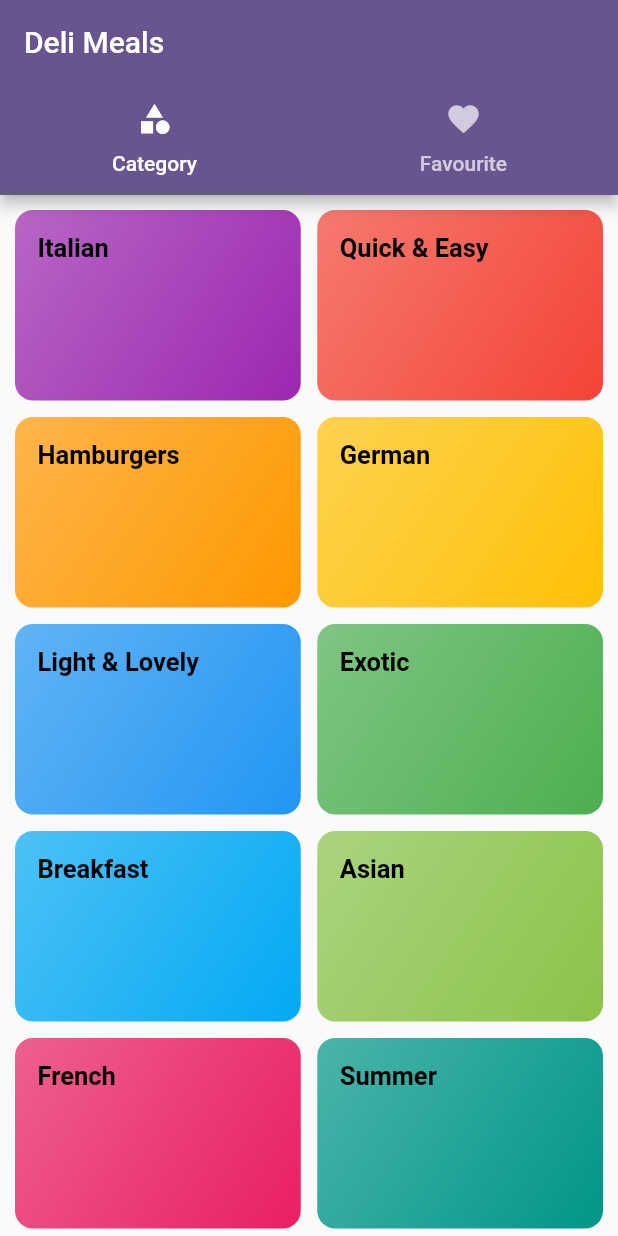
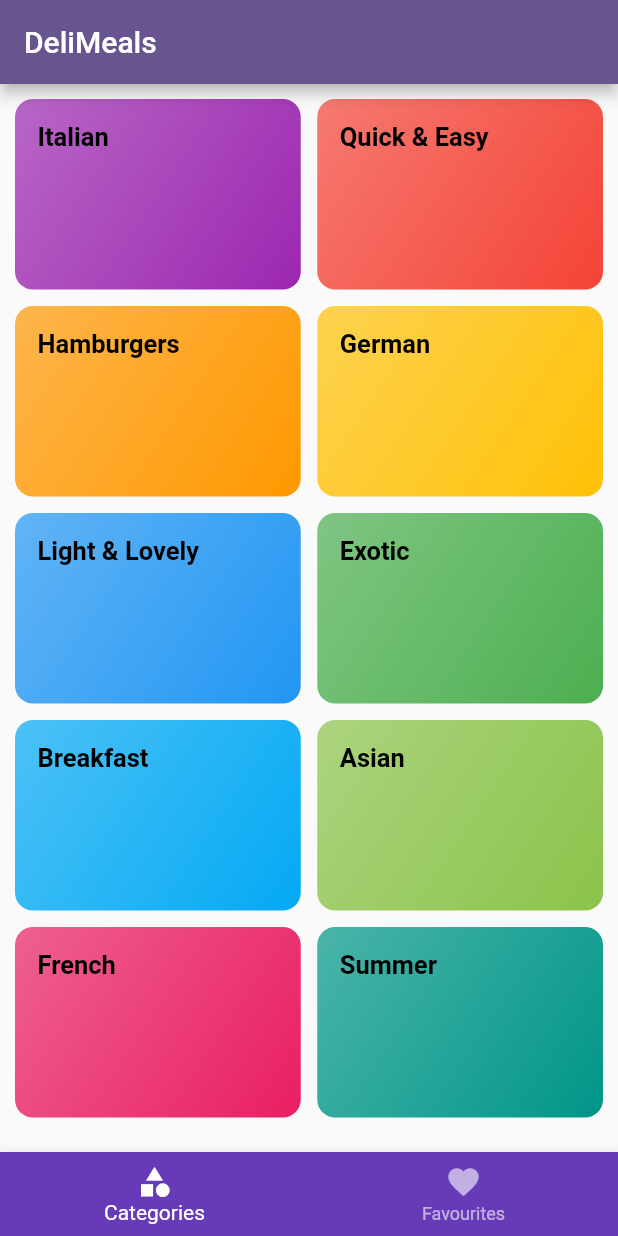
Before and after one commit to 420saqi/meals-App, a Flutter app: the screen it shows after launch, on a phone screen of 412 x 824 dp. Run offline on Flutter 3.47's test engine with Material 2 defaults, Android fonts, the phone set to English and light mode, and no system bars.

```diff
--- a/lib/screens/category_screen.dart
+++ b/lib/screens/category_screen.dart
@@ -8,9 +8,9 @@ class CategoriesScreen extends StatelessWidget {
   @override
   Widget build(BuildContext context) {
     return Scaffold(
-      // appBar: AppBar(
-      //   title: const Text('DeliMeals'),
-      // ),
+      appBar: AppBar(
+        title: const Text('DeliMeals'),
+      ),
       body: GridView(
         padding: const EdgeInsets.all(10),
         gridDelegate: const SliverGridDelegateWithMaxCrossAxisExtent(
--- a/lib/screens/tab_bar_screen.dart
+++ b/lib/screens/tab_bar_screen.dart
@@ -11,27 +11,67 @@ class TabsBarScreen extends StatefulWidget {
 }
 
 class _TabsBarScreenState extends State<TabsBarScreen> {
+
+  final tabBarItems=[
+    CategoriesScreen(),
+    FavouriteScreen(),
+  ];
+
+  int selectedIndex=0;
+  void selectedItem(index){
+    setState(() {
+      selectedIndex=index;
+    });
+  }
   @override
   Widget build(BuildContext context) {
-    return DefaultTabController(
-        // initialIndex: 0, // default is 0 means categoriesScreen is selected
-        length: 2,
-        child: Scaffold(
-      appBar: AppBar(
-        title: Text('Deli Meals'),
-        bottom: TabBar(
-          tabs: [
-            Tab(icon: Icon(Icons.category),text: 'Category',),
-            Tab(icon: Icon(Icons.favorite),text: 'Favourite',)
-          ],
-        ),
-      ),
-      body: TabBarView(
-        children: [
-          CategoriesScreen(),
-          FavouriteScreen(),
+    return Scaffold(
+      body: tabBarItems[selectedIndex],
+      bottomNavigationBar: BottomNavigationBar(
+        unselectedItemColor: Colors.white60,
+        selectedItemColor: Colors.white,
+        backgroundColor: Colors.deepPurple,
+        onTap: selectedItem,
+        currentIndex: selectedIndex,
+        items: [
+          BottomNavigationBarItem(
+              icon: Icon(
+                Icons.category,
+              ),
+              label: 'Categories'),
+          BottomNavigationBarItem(
+              icon: Icon(
+                Icons.favorite,
+              ),
+              label: 'Favourites'),
         ],
       ),
-    ));
+    );
   }
 }
+
+// class _TabsBarScreenState extends State<TabsBarScreen> {
+//   @override
+//   Widget build(BuildContext context) {
+//     return DefaultTabController(
+//       // initialIndex: 0, // default is 0 means categoriesScreen is selected
+//         length: 2,
+//         child: Scaffold(
+//           appBar: AppBar(
+//             title: Text('Deli Meals'),
+//             bottom: TabBar(
+//               tabs: [
+//                 Tab(icon: Icon(Icons.category),text: 'Category',),
+//                 Tab(icon: Icon(Icons.favorite),text: 'Favourite',)
+//               ],
+//             ),
+//           ),
+//           body: TabBarView(
+//             children: [
+//               CategoriesScreen(),
+//               FavouriteScreen(),
+//             ],
+//           ),
+//         ));
+//   }
+// }
```
